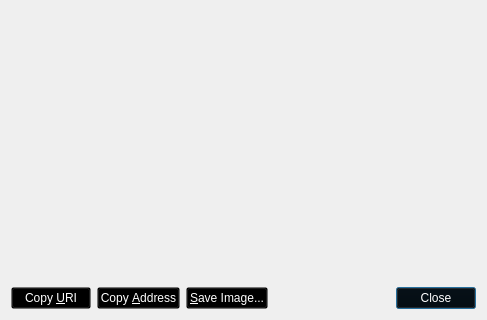
First picture: the form in src/qt/forms/receiverequestdialog.ui, repository thelonecrouton/bitcredit, before the edit; both pictures show x 0 to 487 and y 277 to 597 of the 487 by 597 pixel window.
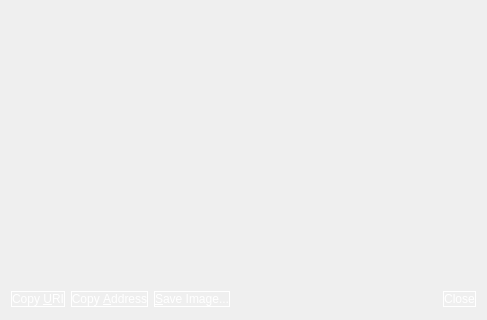
Second picture: the form after the edit. Custom widgets are drawn as their Qt base class.

Commit message: more overviewpage tinkering + some more white borders on buttons

```diff
--- a/src/qt/forms/receiverequestdialog.ui
+++ b/src/qt/forms/receiverequestdialog.ui
@@ -75,7 +75,7 @@
      <item>
       <widget class="QPushButton" name="btnCopyURI">
        <property name="styleSheet">
-        <string notr="true">color: rgb(255, 255, 255);background:transparent; </string>
+        <string notr="true">border: 1px solid white; color: rgb(255, 255, 255);background:transparent; </string>
        </property>
        <property name="text">
         <string>Copy &amp;URI</string>
@@ -88,7 +88,7 @@
      <item>
       <widget class="QPushButton" name="btnCopyAddress">
        <property name="styleSheet">
-        <string notr="true">color: rgb(255, 255, 255);background:transparent; </string>
+        <string notr="true">border: 1px solid white; color: rgb(255, 255, 255);background:transparent; </string>
        </property>
        <property name="text">
         <string>Copy &amp;Address</string>
@@ -101,7 +101,7 @@
      <item>
       <widget class="QPushButton" name="btnSaveAs">
        <property name="styleSheet">
-        <string notr="true">color: rgb(255, 255, 255);background:transparent; </string>
+        <string notr="true">border: 1px solid white; color: rgb(255, 255, 255);background:transparent; </string>
        </property>
        <property name="text">
         <string>&amp;Save Image...</string>
@@ -127,7 +127,7 @@
      <item>
       <widget class="QDialogButtonBox" name="buttonBox">
        <property name="styleSheet">
-        <string notr="true">color: rgb(255, 255, 255);background:transparent; </string>
+        <string notr="true">border: 1px solid white; color: rgb(255, 255, 255);background:transparent; </string>
        </property>
        <property name="standardButtons">
         <set>QDialogButtonBox::Close</set>
```
The commit also changes 6 other files.
